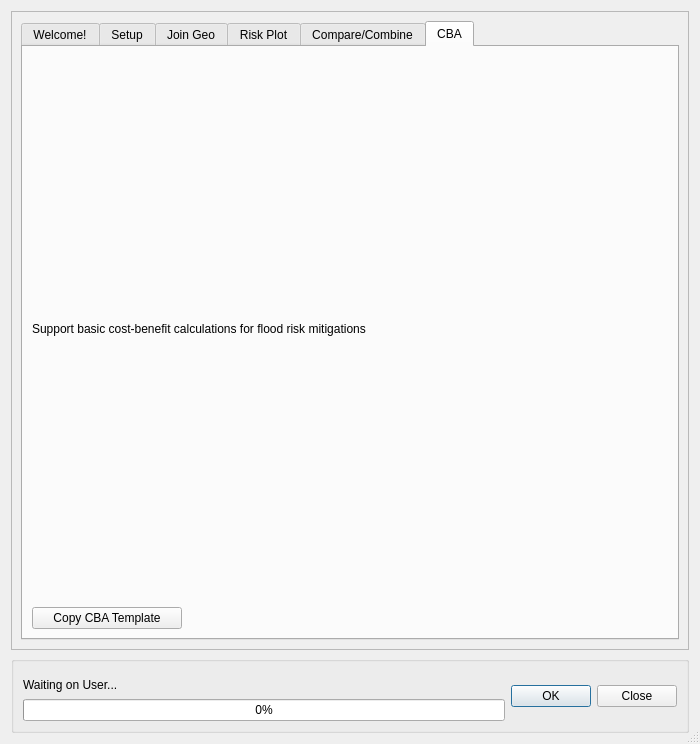
This is canflood/results/results.ui in NRCan/CanFlood as Qt 5 draws it before an edit. The edited form follows.
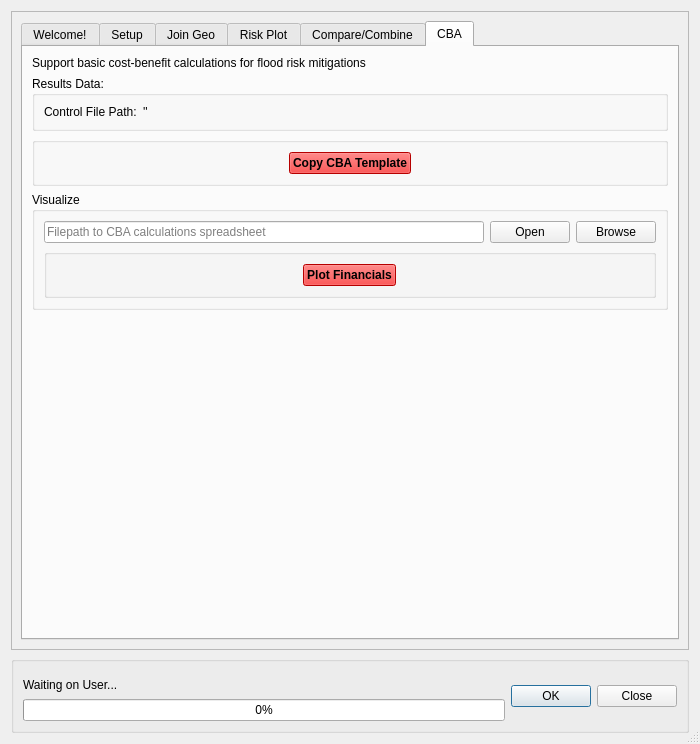
This is the edited form. The open tabs and pages were chosen to show the change. Icons and pictures are not drawn. Custom widgets are drawn as their Qt base class.

Commit message: setup plot window

Diff of the .ui file:
```diff
--- a/canflood/results/results.ui
+++ b/canflood/results/results.ui
@@ -3563,7 +3563,7 @@
           <attribute name="title">
            <string>CBA</string>
           </attribute>
-          <layout class="QVBoxLayout" name="verticalLayout_19">
+          <layout class="QVBoxLayout" name="verticalLayout_22">
            <item>
             <widget class="QLabel" name="label_11">
              <property name="text">
@@ -3572,23 +3572,976 @@
             </widget>
            </item>
            <item>
-            <widget class="QPushButton" name="pushButton_cba_copy">
-             <property name="sizePolicy">
-              <sizepolicy hsizetype="Fixed" vsizetype="Fixed">
-               <horstretch>0</horstretch>
-               <verstretch>0</verstretch>
-              </sizepolicy>
+            <widget class="QGroupBox" name="verticalGroupBox_8">
+             <property name="title">
+              <string>Results Data:</string>
              </property>
-             <property name="maximumSize">
+             <layout class="QVBoxLayout" name="verticalLayout_19">
+              <item>
+               <layout class="QHBoxLayout" name="horizontalLayout_15">
+                <item>
+                 <widget class="QLabel" name="label_12">
+                  <property name="sizePolicy">
+                   <sizepolicy hsizetype="Fixed" vsizetype="Preferred">
+                    <horstretch>0</horstretch>
+                    <verstretch>0</verstretch>
+                   </sizepolicy>
+                  </property>
+                  <property name="text">
+                   <string>Control File Path:</string>
+                  </property>
+                 </widget>
+                </item>
+                <item>
+                 <widget class="QLabel" name="label_cba_cfPath">
+                  <property name="text">
+                   <string>''</string>
+                  </property>
+                 </widget>
+                </item>
+               </layout>
+              </item>
+             </layout>
+            </widget>
+           </item>
+           <item>
+            <widget class="QGroupBox" name="groupBox_11">
+             <property name="title">
+              <string/>
+             </property>
+             <layout class="QHBoxLayout" name="horizontalLayout_5">
+              <item>
+               <widget class="QPushButton" name="pushButton_cba_copy">
+                <property name="sizePolicy">
+                 <sizepolicy hsizetype="Fixed" vsizetype="Fixed">
+                  <horstretch>0</horstretch>
+                  <verstretch>0</verstretch>
+                 </sizepolicy>
+                </property>
+                <property name="palette">
+                 <palette>
+                  <active>
+                   <colorrole role="WindowText">
+                    <brush brushstyle="SolidPattern">
+                     <color alpha="255">
+                      <red>0</red>
+                      <green>0</green>
+                      <blue>0</blue>
+                     </color>
+                    </brush>
+                   </colorrole>
+                   <colorrole role="Button">
+                    <brush brushstyle="SolidPattern">
+                     <color alpha="255">
+                      <red>255</red>
+                      <green>0</green>
+                      <blue>0</blue>
+                     </color>
+                    </brush>
+                   </colorrole>
+                   <colorrole role="Light">
+                    <brush brushstyle="SolidPattern">
+                     <color alpha="255">
+                      <red>255</red>
+                      <green>127</green>
+                      <blue>127</blue>
+                     </color>
+                    </brush>
+                   </colorrole>
+                   <colorrole role="Midlight">
+                    <brush brushstyle="SolidPattern">
+                     <color alpha="255">
+                      <red>255</red>
+                      <green>63</green>
+                      <blue>63</blue>
+                     </color>
+                    </brush>
+                   </colorrole>
+                   <colorrole role="Dark">
+                    <brush brushstyle="SolidPattern">
+                     <color alpha="255">
+                      <red>127</red>
+                      <green>0</green>
+                      <blue>0</blue>
+                     </color>
+                    </brush>
+                   </colorrole>
+                   <colorrole role="Mid">
+                    <brush brushstyle="SolidPattern">
+                     <color alpha="255">
+                      <red>170</red>
+                      <green>0</green>
+                      <blue>0</blue>
+                     </color>
+                    </brush>
+                   </colorrole>
+                   <colorrole role="Text">
+                    <brush brushstyle="SolidPattern">
+                     <color alpha="255">
+                      <red>0</red>
+                      <green>0</green>
+                      <blue>0</blue>
+                     </color>
+                    </brush>
+                   </colorrole>
+                   <colorrole role="BrightText">
+                    <brush brushstyle="SolidPattern">
+                     <color alpha="255">
+                      <red>255</red>
+                      <green>255</green>
+                      <blue>255</blue>
+                     </color>
+                    </brush>
+                   </colorrole>
+                   <colorrole role="ButtonText">
+                    <brush brushstyle="SolidPattern">
+                     <color alpha="255">
+                      <red>0</red>
+                      <green>0</green>
+                      <blue>0</blue>
+                     </color>
+                    </brush>
+                   </colorrole>
+                   <colorrole role="Base">
+                    <brush brushstyle="SolidPattern">
+                     <color alpha="255">
+                      <red>255</red>
+                      <green>255</green>
+                      <blue>255</blue>
+                     </color>
+                    </brush>
+                   </colorrole>
+                   <colorrole role="Window">
+                    <brush brushstyle="SolidPattern">
+                     <color alpha="255">
+                      <red>255</red>
+                      <green>0</green>
+                      <blue>0</blue>
+                     </color>
+                    </brush>
+                   </colorrole>
+                   <colorrole role="Shadow">
+                    <brush brushstyle="SolidPattern">
+                     <color alpha="255">
+                      <red>0</red>
+                      <green>0</green>
+                      <blue>0</blue>
+                     </color>
+                    </brush>
+                   </colorrole>
+                   <colorrole role="AlternateBase">
+                    <brush brushstyle="SolidPattern">
+                     <color alpha="255">
+                      <red>255</red>
+                      <green>127</green>
+                      <blue>127</blue>
+                     </color>
+                    </brush>
+                   </colorrole>
+                   <colorrole role="ToolTipBase">
+                    <brush brushstyle="SolidPattern">
+                     <color alpha="255">
+                      <red>255</red>
+                      <green>255</green>
+                      <blue>220</blue>
+                     </color>
+                    </brush>
+                   </colorrole>
+                   <colorrole role="ToolTipText">
+                    <brush brushstyle="SolidPattern">
+                     <color alpha="255">
+                      <red>0</red>
+                      <green>0</green>
+                      <blue>0</blue>
+                     </color>
+                    </brush>
+                   </colorrole>
+                  </active>
+                  <inactive>
+                   <colorrole role="WindowText">
+                    <brush brushstyle="SolidPattern">
+                     <color alpha="255">
+                      <red>0</red>
+                      <green>0</green>
+                      <blue>0</blue>
+                     </color>
+                    </brush>
+                   </colorrole>
+                   <colorrole role="Button">
+                    <brush brushstyle="SolidPattern">
+                     <color alpha="255">
+                      <red>255</red>
+                      <green>0</green>
+                      <blue>0</blue>
+                     </color>
+                    </brush>
+                   </colorrole>
+                   <colorrole role="Light">
+                    <brush brushstyle="SolidPattern">
+                     <color alpha="255">
+                      <red>255</red>
+                      <green>127</green>
+                      <blue>127</blue>
+                     </color>
+                    </brush>
+                   </colorrole>
+                   <colorrole role="Midlight">
+                    <brush brushstyle="SolidPattern">
+                     <color alpha="255">
+                      <red>255</red>
+                      <green>63</green>
+                      <blue>63</blue>
+                     </color>
+                    </brush>
+                   </colorrole>
+                   <colorrole role="Dark">
+                    <brush brushstyle="SolidPattern">
+                     <color alpha="255">
+                      <red>127</red>
+                      <green>0</green>
+                      <blue>0</blue>
+                     </color>
+                    </brush>
+                   </colorrole>
+                   <colorrole role="Mid">
+                    <brush brushstyle="SolidPattern">
+                     <color alpha="255">
+                      <red>170</red>
+                      <green>0</green>
+                      <blue>0</blue>
+                     </color>
+                    </brush>
+                   </colorrole>
+                   <colorrole role="Text">
+                    <brush brushstyle="SolidPattern">
+                     <color alpha="255">
+                      <red>0</red>
+                      <green>0</green>
+                      <blue>0</blue>
+                     </color>
+                    </brush>
+                   </colorrole>
+                   <colorrole role="BrightText">
+                    <brush brushstyle="SolidPattern">
+                     <color alpha="255">
+                      <red>255</red>
+                      <green>255</green>
+                      <blue>255</blue>
+                     </color>
+                    </brush>
+                   </colorrole>
+                   <colorrole role="ButtonText">
+                    <brush brushstyle="SolidPattern">
+                     <color alpha="255">
+                      <red>0</red>
+                      <green>0</green>
+                      <blue>0</blue>
+                     </color>
+                    </brush>
+                   </colorrole>
+                   <colorrole role="Base">
+                    <brush brushstyle="SolidPattern">
+                     <color alpha="255">
+                      <red>255</red>
+                      <green>255</green>
+                      <blue>255</blue>
+                     </color>
+                    </brush>
+                   </colorrole>
+                   <colorrole role="Window">
+                    <brush brushstyle="SolidPattern">
+                     <color alpha="255">
+                      <red>255</red>
+                      <green>0</green>
+                      <blue>0</blue>
+                     </color>
+                    </brush>
+                   </colorrole>
+                   <colorrole role="Shadow">
+                    <brush brushstyle="SolidPattern">
+                     <color alpha="255">
+                      <red>0</red>
+                      <green>0</green>
+                      <blue>0</blue>
+                     </color>
+                    </brush>
+                   </colorrole>
+                   <colorrole role="AlternateBase">
+                    <brush brushstyle="SolidPattern">
+                     <color alpha="255">
+                      <red>255</red>
+                      <green>127</green>
+                      <blue>127</blue>
+                     </color>
+                    </brush>
+                   </colorrole>
+                   <colorrole role="ToolTipBase">
+                    <brush brushstyle="SolidPattern">
+                     <color alpha="255">
+                      <red>255</red>
+                      <green>255</green>
+                      <blue>220</blue>
+                     </color>
+                    </brush>
+                   </colorrole>
+                   <colorrole role="ToolTipText">
+                    <brush brushstyle="SolidPattern">
+                     <color alpha="255">
+                      <red>0</red>
+                      <green>0</green>
+                      <blue>0</blue>
+                     </color>
+                    </brush>
+                   </colorrole>
+                  </inactive>
+                  <disabled>
+                   <colorrole role="WindowText">
+                    <brush brushstyle="SolidPattern">
+                     <color alpha="255">
+                      <red>127</red>
+                      <green>0</green>
+                      <blue>0</blue>
+                     </color>
+                    </brush>
+                   </colorrole>
+                   <colorrole role="Button">
+                    <brush brushstyle="SolidPattern">
+                     <color alpha="255">
+                      <red>255</red>
+                      <green>0</green>
+                      <blue>0</blue>
+                     </color>
+                    </brush>
+                   </colorrole>
+                   <colorrole role="Light">
+                    <brush brushstyle="SolidPattern">
+                     <color alpha="255">
+                      <red>255</red>
+                      <green>127</green>
+                      <blue>127</blue>
+                     </color>
+                    </brush>
+                   </colorrole>
+                   <colorrole role="Midlight">
+                    <brush brushstyle="SolidPattern">
+                     <color alpha="255">
+                      <red>255</red>
+                      <green>63</green>
+                      <blue>63</blue>
+                     </color>
+                    </brush>
+                   </colorrole>
+                   <colorrole role="Dark">
+                    <brush brushstyle="SolidPattern">
+                     <color alpha="255">
+                      <red>127</red>
+                      <green>0</green>
+                      <blue>0</blue>
+                     </color>
+                    </brush>
+                   </colorrole>
+                   <colorrole role="Mid">
+                    <brush brushstyle="SolidPattern">
+                     <color alpha="255">
+                      <red>170</red>
+                      <green>0</green>
+                      <blue>0</blue>
+                     </color>
+                    </brush>
+                   </colorrole>
+                   <colorrole role="Text">
+                    <brush brushstyle="SolidPattern">
+                     <color alpha="255">
+                      <red>127</red>
+                      <green>0</green>
+                      <blue>0</blue>
+                     </color>
+                    </brush>
+                   </colorrole>
+                   <colorrole role="BrightText">
+                    <brush brushstyle="SolidPattern">
+                     <color alpha="255">
+                      <red>255</red>
+                      <green>255</green>
+                      <blue>255</blue>
+                     </color>
+                    </brush>
+                   </colorrole>
+                   <colorrole role="ButtonText">
+                    <brush brushstyle="SolidPattern">
+                     <color alpha="255">
+                      <red>127</red>
+                      <green>0</green>
+                      <blue>0</blue>
+                     </color>
+                    </brush>
+                   </colorrole>
+                   <colorrole role="Base">
+                    <brush brushstyle="SolidPattern">
+                     <color alpha="255">
+                      <red>255</red>
+                      <green>0</green>
+                      <blue>0</blue>
+                     </color>
+                    </brush>
+                   </colorrole>
+                   <colorrole role="Window">
+                    <brush brushstyle="SolidPattern">
+                     <color alpha="255">
+                      <red>255</red>
+                      <green>0</green>
+                      <blue>0</blue>
+                     </color>
+                    </brush>
+                   </colorrole>
+                   <colorrole role="Shadow">
+                    <brush brushstyle="SolidPattern">
+                     <color alpha="255">
+                      <red>0</red>
+                      <green>0</green>
+                      <blue>0</blue>
+                     </color>
+                    </brush>
+                   </colorrole>
+                   <colorrole role="AlternateBase">
+                    <brush brushstyle="SolidPattern">
+                     <color alpha="255">
+                      <red>255</red>
+                      <green>0</green>
+                      <blue>0</blue>
+                     </color>
+                    </brush>
+                   </colorrole>
+                   <colorrole role="ToolTipBase">
+                    <brush brushstyle="SolidPattern">
+                     <color alpha="255">
+                      <red>255</red>
+                      <green>255</green>
+                      <blue>220</blue>
+                     </color>
+                    </brush>
+                   </colorrole>
+                   <colorrole role="ToolTipText">
+                    <brush brushstyle="SolidPattern">
+                     <color alpha="255">
+                      <red>0</red>
+                      <green>0</green>
+                      <blue>0</blue>
+                     </color>
+                    </brush>
+                   </colorrole>
+                  </disabled>
+                 </palette>
+                </property>
+                <property name="font">
+                 <font>
+                  <weight>75</weight>
+                  <bold>true</bold>
+                 </font>
+                </property>
+                <property name="toolTip">
+                 <string>Generate a copy of CanFlood's CBA Calculation Template and populate with information from the selected control file</string>
+                </property>
+                <property name="text">
+                 <string>Copy CBA Template</string>
+                </property>
+               </widget>
+              </item>
+             </layout>
+            </widget>
+           </item>
+           <item>
+            <widget class="QGroupBox" name="groupBox_12">
+             <property name="title">
+              <string>Visualize</string>
+             </property>
+             <layout class="QVBoxLayout" name="verticalLayout_21">
+              <item>
+               <layout class="QHBoxLayout" name="_17">
+                <item>
+                 <widget class="QLineEdit" name="lineEdit_cba_cf">
+                  <property name="toolTip">
+                   <string>Once your CBA spreadsheet is complete, load it here to generate the financials plot</string>
+                  </property>
+                  <property name="placeholderText">
+                   <string>Filepath to CBA calculations spreadsheet</string>
+                  </property>
+                 </widget>
+                </item>
+                <item>
+                 <widget class="QPushButton" name="pushButton_cba_open">
+                  <property name="text">
+                   <string>Open</string>
+                  </property>
+                 </widget>
+                </item>
+                <item>
+                 <widget class="QPushButton" name="pushButton_cba_browse">
+                  <property name="text">
+                   <string>Browse</string>
+                  </property>
+                 </widget>
+                </item>
+               </layout>
+              </item>
+              <item>
+               <widget class="QGroupBox" name="groupBox_13">
+                <property name="title">
+                 <string/>
+                </property>
+                <layout class="QHBoxLayout" name="horizontalLayout_7">
+                 <item>
+                  <widget class="QPushButton" name="pushButton_cba_plot">
+                   <property name="sizePolicy">
+                    <sizepolicy hsizetype="Fixed" vsizetype="Fixed">
+                     <horstretch>0</horstretch>
+                     <verstretch>0</verstretch>
+                    </sizepolicy>
+                   </property>
+                   <property name="palette">
+                    <palette>
+                     <active>
+                      <colorrole role="WindowText">
+                       <brush brushstyle="SolidPattern">
+                        <color alpha="255">
+                         <red>0</red>
+                         <green>0</green>
+                         <blue>0</blue>
+                        </color>
+                       </brush>
+                      </colorrole>
+                      <colorrole role="Button">
+                       <brush brushstyle="SolidPattern">
+                        <color alpha="255">
+                         <red>255</red>
+                         <green>0</green>
+                         <blue>0</blue>
+                        </color>
+                       </brush>
+                      </colorrole>
+                      <colorrole role="Light">
+                       <brush brushstyle="SolidPattern">
+                        <color alpha="255">
+                         <red>255</red>
+                         <green>127</green>
+                         <blue>127</blue>
+                        </color>
+                       </brush>
+                      </colorrole>
+                      <colorrole role="Midlight">
+                       <brush brushstyle="SolidPattern">
+                        <color alpha="255">
+                         <red>255</red>
+                         <green>63</green>
+                         <blue>63</blue>
+                        </color>
+                       </brush>
+                      </colorrole>
+                      <colorrole role="Dark">
+                       <brush brushstyle="SolidPattern">
+                        <color alpha="255">
+                         <red>127</red>
+                         <green>0</green>
+                         <blue>0</blue>
+                        </color>
+                       </brush>
+                      </colorrole>
+                      <colorrole role="Mid">
+                       <brush brushstyle="SolidPattern">
+                        <color alpha="255">
+                         <red>170</red>
+                         <green>0</green>
+                         <blue>0</blue>
+                        </color>
+                       </brush>
+                      </colorrole>
+                      <colorrole role="Text">
+                       <brush brushstyle="SolidPattern">
+                        <color alpha="255">
+                         <red>0</red>
+                         <green>0</green>
+                         <blue>0</blue>
+                        </color>
+                       </brush>
+                      </colorrole>
+                      <colorrole role="BrightText">
+                       <brush brushstyle="SolidPattern">
+                        <color alpha="255">
+                         <red>255</red>
+                         <green>255</green>
+                         <blue>255</blue>
+                        </color>
+                       </brush>
+                      </colorrole>
+                      <colorrole role="ButtonText">
+                       <brush brushstyle="SolidPattern">
+                        <color alpha="255">
+                         <red>0</red>
+                         <green>0</green>
+                         <blue>0</blue>
+                        </color>
+                       </brush>
+                      </colorrole>
+                      <colorrole role="Base">
+                       <brush brushstyle="SolidPattern">
+                        <color alpha="255">
+                         <red>255</red>
+                         <green>255</green>
+                         <blue>255</blue>
+                        </color>
+                       </brush>
+                      </colorrole>
+                      <colorrole role="Window">
+                       <brush brushstyle="SolidPattern">
+                        <color alpha="255">
+                         <red>255</red>
+                         <green>0</green>
+                         <blue>0</blue>
+                        </color>
+                       </brush>
+                      </colorrole>
+                      <colorrole role="Shadow">
+                       <brush brushstyle="SolidPattern">
+                        <color alpha="255">
+                         <red>0</red>
+                         <green>0</green>
+                         <blue>0</blue>
+                        </color>
+                       </brush>
+                      </colorrole>
+                      <colorrole role="AlternateBase">
+                       <brush brushstyle="SolidPattern">
+                        <color alpha="255">
+                         <red>255</red>
+                         <green>127</green>
+                         <blue>127</blue>
+                        </color>
+                       </brush>
+                      </colorrole>
+                      <colorrole role="ToolTipBase">
+                       <brush brushstyle="SolidPattern">
+                        <color alpha="255">
+                         <red>255</red>
+                         <green>255</green>
+                         <blue>220</blue>
+                        </color>
+                       </brush>
+                      </colorrole>
+                      <colorrole role="ToolTipText">
+                       <brush brushstyle="SolidPattern">
+                        <color alpha="255">
+                         <red>0</red>
+                         <green>0</green>
+                         <blue>0</blue>
+                        </color>
+                       </brush>
+                      </colorrole>
+                     </active>
+                     <inactive>
+                      <colorrole role="WindowText">
+                       <brush brushstyle="SolidPattern">
+                        <color alpha="255">
+                         <red>0</red>
+                         <green>0</green>
+                         <blue>0</blue>
+                        </color>
+                       </brush>
+                      </colorrole>
+                      <colorrole role="Button">
+                       <brush brushstyle="SolidPattern">
+                        <color alpha="255">
+                         <red>255</red>
+                         <green>0</green>
+                         <blue>0</blue>
+                        </color>
+                       </brush>
+                      </colorrole>
+                      <colorrole role="Light">
+                       <brush brushstyle="SolidPattern">
+                        <color alpha="255">
+                         <red>255</red>
+                         <green>127</green>
+                         <blue>127</blue>
+                        </color>
+                       </brush>
+                      </colorrole>
+                      <colorrole role="Midlight">
+                       <brush brushstyle="SolidPattern">
+                        <color alpha="255">
+                         <red>255</red>
+                         <green>63</green>
+                         <blue>63</blue>
+                        </color>
+                       </brush>
+                      </colorrole>
+                      <colorrole role="Dark">
+                       <brush brushstyle="SolidPattern">
+                        <color alpha="255">
+                         <red>127</red>
+                         <green>0</green>
+                         <blue>0</blue>
+                        </color>
+                       </brush>
+                      </colorrole>
+                      <colorrole role="Mid">
+                       <brush brushstyle="SolidPattern">
+                        <color alpha="255">
+                         <red>170</red>
+                         <green>0</green>
+                         <blue>0</blue>
+                        </color>
+                       </brush>
+                      </colorrole>
+                      <colorrole role="Text">
+                       <brush brushstyle="SolidPattern">
+                        <color alpha="255">
+                         <red>0</red>
+                         <green>0</green>
+                         <blue>0</blue>
+                        </color>
+                       </brush>
+                      </colorrole>
+                      <colorrole role="BrightText">
+                       <brush brushstyle="SolidPattern">
+                        <color alpha="255">
+                         <red>255</red>
+                         <green>255</green>
+                         <blue>255</blue>
+                        </color>
+                       </brush>
+                      </colorrole>
+                      <colorrole role="ButtonText">
+                       <brush brushstyle="SolidPattern">
+                        <color alpha="255">
+                         <red>0</red>
+                         <green>0</green>
+                         <blue>0</blue>
+                        </color>
+                       </brush>
+                      </colorrole>
+                      <colorrole role="Base">
+                       <brush brushstyle="SolidPattern">
+                        <color alpha="255">
+                         <red>255</red>
+                         <green>255</green>
+                         <blue>255</blue>
+                        </color>
+                       </brush>
+                      </colorrole>
+                      <colorrole role="Window">
+                       <brush brushstyle="SolidPattern">
+                        <color alpha="255">
+                         <red>255</red>
+                         <green>0</green>
+                         <blue>0</blue>
+                        </color>
+                       </brush>
+                      </colorrole>
+                      <colorrole role="Shadow">
+                       <brush brushstyle="SolidPattern">
+                        <color alpha="255">
+                         <red>0</red>
+                         <green>0</green>
+                         <blue>0</blue>
+                        </color>
+                       </brush>
+                      </colorrole>
+                      <colorrole role="AlternateBase">
+                       <brush brushstyle="SolidPattern">
+                        <color alpha="255">
+                         <red>255</red>
+                         <green>127</green>
+                         <blue>127</blue>
+                        </color>
+                       </brush>
+                      </colorrole>
+                      <colorrole role="ToolTipBase">
+                       <brush brushstyle="SolidPattern">
+                        <color alpha="255">
+                         <red>255</red>
+                         <green>255</green>
+                         <blue>220</blue>
+                        </color>
+                       </brush>
+                      </colorrole>
+                      <colorrole role="ToolTipText">
+                       <brush brushstyle="SolidPattern">
+                        <color alpha="255">
+                         <red>0</red>
+                         <green>0</green>
+                         <blue>0</blue>
+                        </color>
+                       </brush>
+                      </colorrole>
+                     </inactive>
+                     <disabled>
+                      <colorrole role="WindowText">
+                       <brush brushstyle="SolidPattern">
+                        <color alpha="255">
+                         <red>127</red>
+                         <green>0</green>
+                         <blue>0</blue>
+                        </color>
+                       </brush>
+                      </colorrole>
+                      <colorrole role="Button">
+                       <brush brushstyle="SolidPattern">
+                        <color alpha="255">
+                         <red>255</red>
+                         <green>0</green>
+                         <blue>0</blue>
+                        </color>
+                       </brush>
+                      </colorrole>
+                      <colorrole role="Light">
+                       <brush brushstyle="SolidPattern">
+                        <color alpha="255">
+                         <red>255</red>
+                         <green>127</green>
+                         <blue>127</blue>
+                        </color>
+                       </brush>
+                      </colorrole>
+                      <colorrole role="Midlight">
+                       <brush brushstyle="SolidPattern">
+                        <color alpha="255">
+                         <red>255</red>
+                         <green>63</green>
+                         <blue>63</blue>
+                        </color>
+                       </brush>
+                      </colorrole>
+                      <colorrole role="Dark">
+                       <brush brushstyle="SolidPattern">
+                        <color alpha="255">
+                         <red>127</red>
+                         <green>0</green>
+                         <blue>0</blue>
+                        </color>
+                       </brush>
+                      </colorrole>
+                      <colorrole role="Mid">
+                       <brush brushstyle="SolidPattern">
+                        <color alpha="255">
+                         <red>170</red>
+                         <green>0</green>
+                         <blue>0</blue>
+                        </color>
+                       </brush>
+                      </colorrole>
+                      <colorrole role="Text">
+                       <brush brushstyle="SolidPattern">
+                        <color alpha="255">
+                         <red>127</red>
+                         <green>0</green>
+                         <blue>0</blue>
+                        </color>
+                       </brush>
+                      </colorrole>
+                      <colorrole role="BrightText">
+                       <brush brushstyle="SolidPattern">
+                        <color alpha="255">
+                         <red>255</red>
+                         <green>255</green>
+                         <blue>255</blue>
+                        </color>
+                       </brush>
+                      </colorrole>
+                      <colorrole role="ButtonText">
+                       <brush brushstyle="SolidPattern">
+                        <color alpha="255">
+                         <red>127</red>
+                         <green>0</green>
+                         <blue>0</blue>
+                        </color>
+                       </brush>
+                      </colorrole>
+                      <colorrole role="Base">
+                       <brush brushstyle="SolidPattern">
+                        <color alpha="255">
+                         <red>255</red>
+                         <green>0</green>
+                         <blue>0</blue>
+                        </color>
+                       </brush>
+                      </colorrole>
+                      <colorrole role="Window">
+                       <brush brushstyle="SolidPattern">
+                        <color alpha="255">
+                         <red>255</red>
+                         <green>0</green>
+                         <blue>0</blue>
+                        </color>
+                       </brush>
+                      </colorrole>
+                      <colorrole role="Shadow">
+                       <brush brushstyle="SolidPattern">
+                        <color alpha="255">
+                         <red>0</red>
+                         <green>0</green>
+                         <blue>0</blue>
+                        </color>
+                       </brush>
+                      </colorrole>
+                      <colorrole role="AlternateBase">
+                       <brush brushstyle="SolidPattern">
+                        <color alpha="255">
+                         <red>255</red>
+                         <green>0</green>
+                         <blue>0</blue>
+                        </color>
+                       </brush>
+                      </colorrole>
+                      <colorrole role="ToolTipBase">
+                       <brush brushstyle="SolidPattern">
+                        <color alpha="255">
+                         <red>255</red>
+                         <green>255</green>
+                         <blue>220</blue>
+                        </color>
+                       </brush>
+                      </colorrole>
+                      <colorrole role="ToolTipText">
+                       <brush brushstyle="SolidPattern">
+                        <color alpha="255">
+                         <red>0</red>
+                         <green>0</green>
+                         <blue>0</blue>
+                        </color>
+                       </brush>
+                      </colorrole>
+                     </disabled>
+                    </palette>
+                   </property>
+                   <property name="font">
+                    <font>
+                     <weight>75</weight>
+                     <bold>true</bold>
+                    </font>
+                   </property>
+                   <property name="text">
+                    <string>Plot Financials</string>
+                   </property>
+                  </widget>
+                 </item>
+                </layout>
+               </widget>
+              </item>
+             </layout>
+            </widget>
+           </item>
+           <item>
+            <spacer name="verticalSpacer_4">
+             <property name="orientation">
+              <enum>Qt::Vertical</enum>
+             </property>
+             <property name="sizeHint" stdset="0">
               <size>
-               <width>150</width>
-               <height>16777215</height>
+               <width>20</width>
+               <height>40</height>
               </size>
              </property>
-             <property name="text">
-              <string>Copy CBA Template</string>
-             </property>
-            </widget>
+            </spacer>
            </item>
           </layout>
          </widget>
```
The commit also changes 5 other files.
